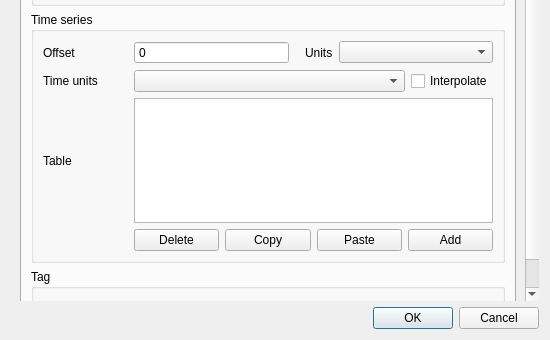
This is threedi_schematisation_editor/forms/ui/lateral_2d.ui in nens/threedi-schematisation-editor as Qt 5 draws it before an edit; both pictures show x 0 to 550 and y 210 to 550 of the 550 by 550 pixel window. The edited form follows.
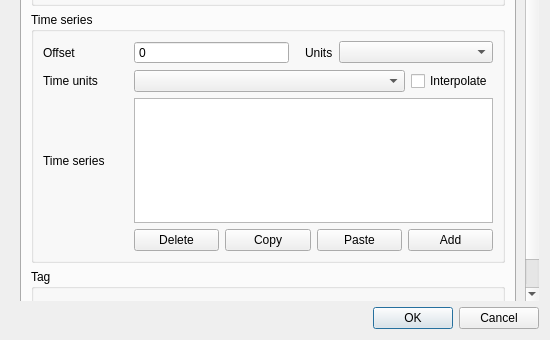
This is the edited form.

What changed in the file:
```diff
--- a/threedi_schematisation_editor/forms/ui/lateral_2d.ui
+++ b/threedi_schematisation_editor/forms/ui/lateral_2d.ui
@@ -170,7 +170,7 @@
               <item row="3" column="0">
                <widget class="QLabel" name="table_label">
                 <property name="text">
-                 <string>Table</string>
+                 <string>Time series</string>
                 </property>
                </widget>
               </item>
```
